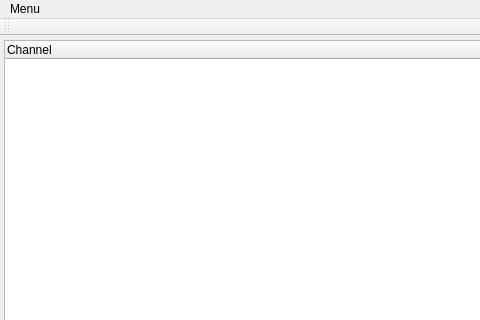
Above: ProtocolTools/mainwindow.ui from CGinMax/ProtocolTools before the change; both pictures show x 0 to 480 and y 0 to 320 of the 1080 by 720 pixel window. Below: the same form after it.
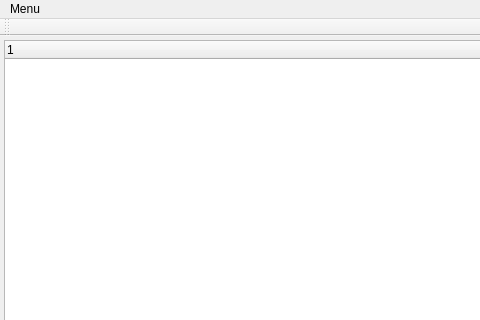
That is the form after the change. Custom widgets are drawn as their Qt base class.

```diff
--- a/ProtocolTools/mainwindow.ui
+++ b/ProtocolTools/mainwindow.ui
@@ -35,7 +35,7 @@
       <widget class="ChannelTreeWidget" name="treeWidget">
        <column>
         <property name="text">
-         <string notr="true">Channel</string>
+         <string notr="true"/>
         </property>
        </column>
       </widget>
```
